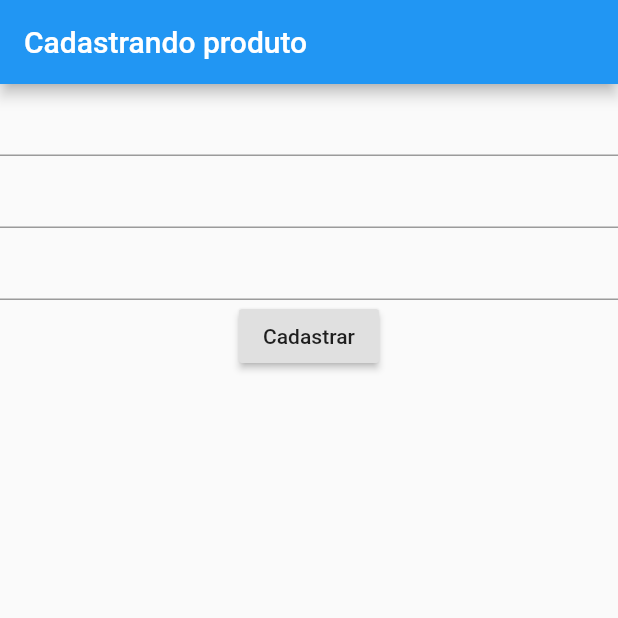
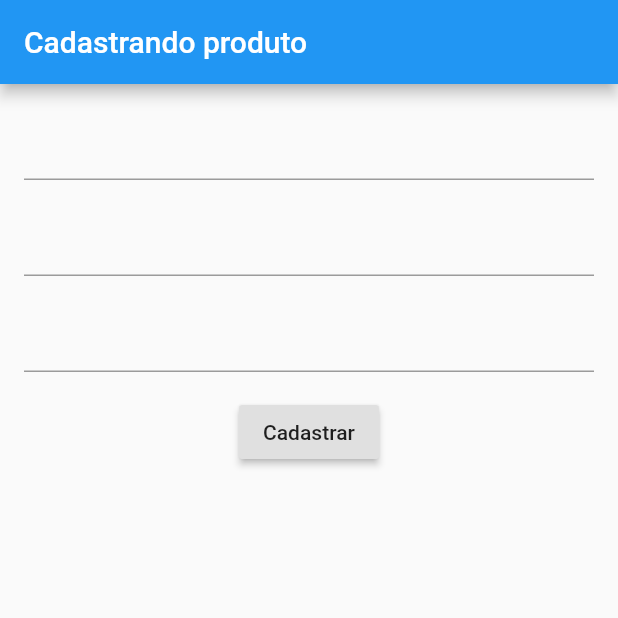
Before and after one commit to sinngjpeg/caelum-bootcamp-android-flutter, a Flutter app: the screen it shows after launch, after a tap on "Cadastrar", on a phone screen of 412 x 824 dp, the top half of it. Run offline on Flutter 3.47's test engine with Material 2 defaults, Android fonts, the phone set to English and light mode, and no system bars; our stand-ins replace sqflite; accounts and stored records are empty.

Commit message:
criando o padding para definir padroes do layout

```diff
--- a/mercado/lib/main.dart
+++ b/mercado/lib/main.dart
@@ -6,7 +6,6 @@ void main() {
 }
 
 class MyApp extends StatelessWidget {
-
   final TextEditingController _controladorNome = TextEditingController();
   final TextEditingController _controladorQuantidade = TextEditingController();
   final TextEditingController _controladorValor = TextEditingController();
@@ -18,23 +17,45 @@ class MyApp extends StatelessWidget {
         appBar: AppBar(
           title: Text('Cadastrando produto'),
         ),
-        body: Column(
+        body: Padding(
+          padding: const EdgeInsets.all(16.0),
+          child: Column(
             children: <Widget>[
-            TextField(),
-            TextField(),
-            TextField(),
-            RaisedButton(
+              TextField(
+                controller: _controladorNome,
+              ),
+              Padding(
+                padding: const EdgeInsets.only(top: 16.0),
+                child: TextField(
+                  controller: _controladorQuantidade,
+                ),
+              ),
+              Padding(
+                padding: const EdgeInsets.only(top: 16.0),
+                child: TextField(
+                  controller: _controladorValor,
+                ),
+              ),
+              Padding(
+                padding: const EdgeInsets.only(top: 16.0),
+                child: RaisedButton(
                   child: Text('Cadastrar'),
                   onPressed: () {
                     final String nome = _controladorNome.text;
-                final int quantidade = int.tryParse(_controladorQuantidade.text);
-                final double valor = double.tryParse(_controladorValor.text);
-
-                final Produto produtoNovo = Produto(nome, quantidade,valor);
+                    final int quantidade =
+                        int.tryParse(_controladorQuantidade.text);
+                    final double valor =
+                        double.tryParse(_controladorValor.text);
+                    if (nome != null && quantidade != null && valor != null) {
+                      final Produto produtoNovo =
+                          Produto(nome, quantidade, valor);
                       print(produtoNovo);
+                    }
                   },
-            )
+                ),
+              ),
             ],
+          ),
         ),
       ),
     );
```
Lines whose indentation alone changed are shown as unchanged.
